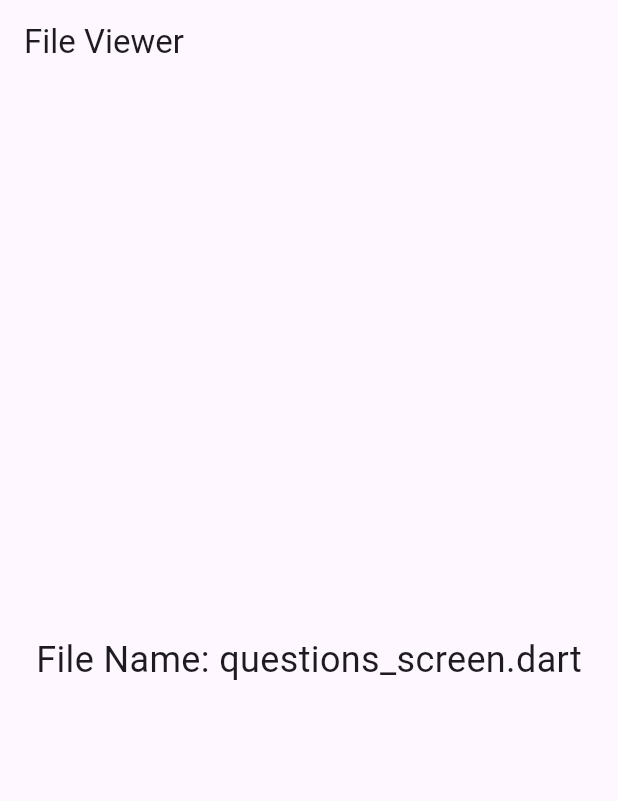
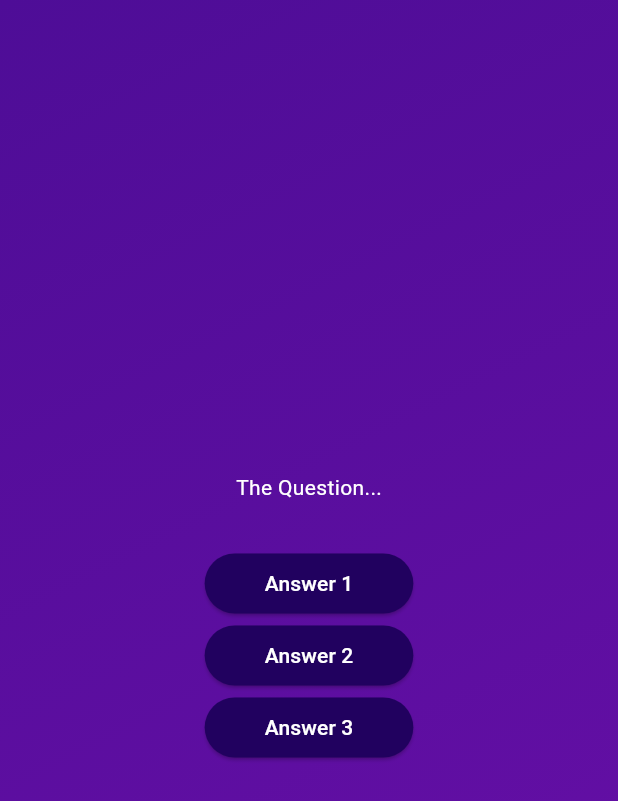
Before and after one commit to EmraanIqbal/quiz-app, a Flutter app: the screen it shows after launch, after a tap on "Start Quiz", on a phone screen of 412 x 824 dp. Shown: the top 801 px of the screen. Run offline on Flutter 3.47's test engine with Material 3 defaults, Android fonts, the phone set to English and light mode, and no system bars.

Commit message:
added the custom widget for answer buttons for reuseability

```diff
--- /dev/null
+++ b/lib/answer_button.dart
@@ -0,0 +1,26 @@
+import 'package:flutter/material.dart';
+
+class AnswerButton extends StatelessWidget {
+  const AnswerButton({
+    super.key,
+    required this.answerText,
+    required this.onTap,
+  });
+
+  final String answerText;
+  final void Function() onTap;
+
+  @override
+  Widget build(BuildContext context) {
+    return ElevatedButton(
+      onPressed: onTap,
+      style: ElevatedButton.styleFrom(
+        padding: EdgeInsets.symmetric(vertical: 10, horizontal: 40),
+        backgroundColor: const Color.fromARGB(255, 33, 1, 95),
+        foregroundColor: Colors.white,
+        shape: RoundedRectangleBorder(borderRadius: BorderRadius.circular(30)),
+      ),
+      child: Text(answerText),
+    );
+  }
+}
--- a/lib/questions_screen.dart
+++ b/lib/questions_screen.dart
@@ -1,4 +1,5 @@
 import 'package:flutter/material.dart';
+import 'package:quiz_app/answer_button.dart';
 
 class QuestionsScreen extends StatefulWidget {
   const QuestionsScreen({super.key});
@@ -13,15 +14,22 @@ class _QuestionsScreenState extends State<QuestionsScreen> {
 
   @override
   Widget build(BuildContext context) {
-    return Scaffold(
-      appBar: AppBar(
-        title: Text('File Viewer'),
-      ),
-      body: Center(
-        child: Text(
-          'File Name: $fileName',
-          style: TextStyle(fontSize: 24),
-        ),
+    return SizedBox(
+      width: double.infinity,
+      child: Column(
+        mainAxisAlignment: MainAxisAlignment.center,
+        children: [
+          Text(
+            "The Question...",
+            style: TextStyle(color: Colors.white),
+          ),
+          SizedBox(
+            height: 30,
+          ),
+          AnswerButton(answerText: "Answer 1", onTap: () {}),
+          AnswerButton(answerText: "Answer 2", onTap: () {}),
+          AnswerButton(answerText: "Answer 3", onTap: () {}),
+        ],
       ),
     );
   }
```
